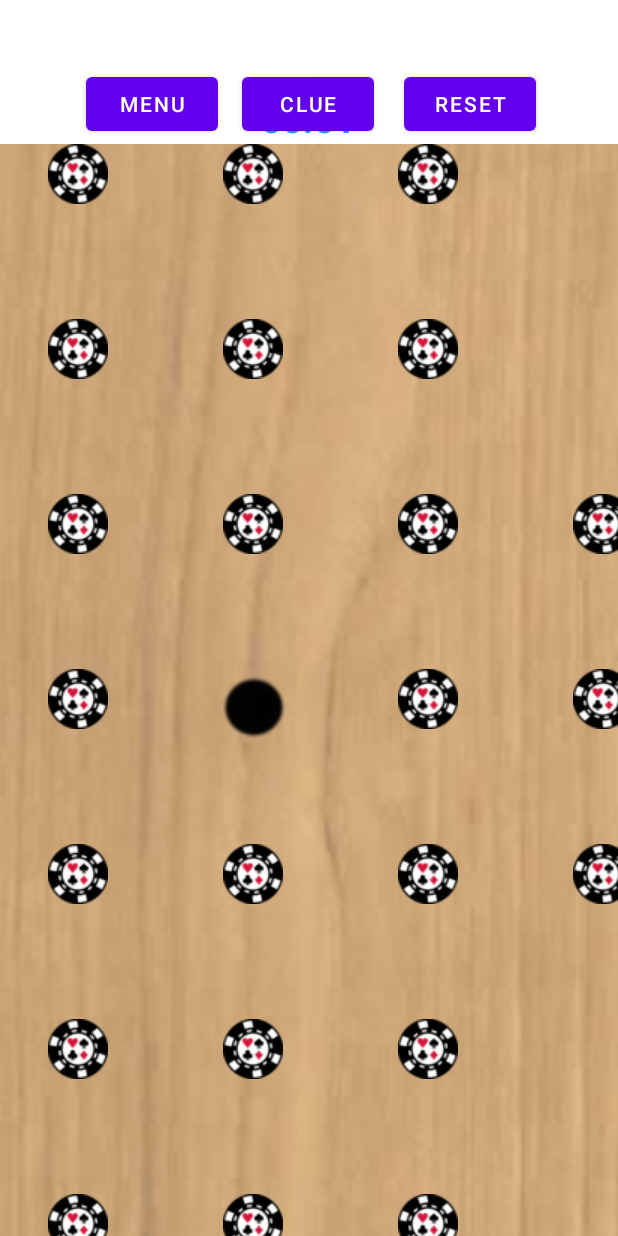
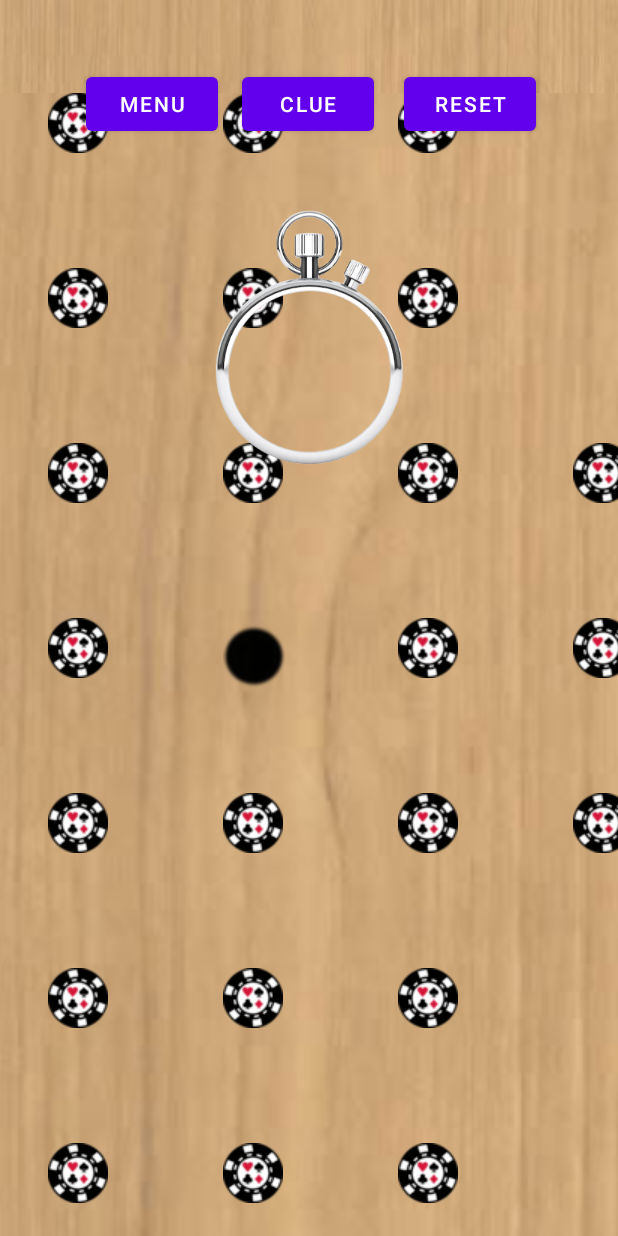
Before and after one commit to NotAnto98/AppappSenku, an Android app: the MainActivity screen opened directly, with no data from a screen before it, on a phone screen of 412 x 824 dp. Run offline under Robolectric (Android 15) with nearby library versions, the phone set to English and light mode, and no system bars.

Commit message:
nuevo fondo para tablero y cronometro

```diff
--- a/app/src/main/res/layout/activity_main.xml
+++ b/app/src/main/res/layout/activity_main.xml
@@ -4,23 +4,25 @@
     xmlns:tools="http://schemas.android.com/tools"
     android:layout_width="match_parent"
     android:layout_height="match_parent"
+    android:background="@drawable/board_bg"
     tools:context=".MainActivity">
+
 
     <Chronometer
         android:id="@+id/simpleChronometer"
         android:layout_width="fill_parent"
         android:layout_height="wrap_content"
 
+        android:layout_marginBottom="68dp"
         android:gravity="center_horizontal"
-        android:textColor="#3095FB"
+        android:textColor="#541BBA"
         android:textSize="25sp"
         android:textStyle="bold|italic"
         app:layout_constraintBottom_toTopOf="@+id/tablero6"
         app:layout_constraintTop_toBottomOf="@+id/button3"
         app:layout_constraintVertical_bias="0.615"
         tools:ignore="MissingConstraints,UnknownId"
-        tools:layout_editor_absoluteX="-1dp" />
-
+        tools:layout_editor_absoluteX="-16dp" />
 
     <Button
         android:id="@+id/clue"
@@ -61,8 +63,8 @@
         android:id="@+id/reset"
         android:layout_width="wrap_content"
         android:layout_height="wrap_content"
+        android:onClick="onClick"
         android:text="Reset"
-        android:onClick="onClick"
         app:layout_constraintBottom_toBottomOf="parent"
         app:layout_constraintEnd_toEndOf="parent"
         app:layout_constraintHorizontal_bias="0.832"
@@ -72,13 +74,25 @@
 
     <com.example.appsenku.Tablero
         android:id="@+id/tablero6"
-        android:background="@drawable/board_bg"
         android:layout_width="1225px"
         android:layout_height="1225px"
         android:layout_marginTop="52dp"
+        android:background="@drawable/board_bg"
         app:layout_constraintBottom_toBottomOf="parent"
         app:layout_constraintEnd_toEndOf="parent"
         app:layout_constraintStart_toStartOf="parent"
-        app:layout_constraintTop_toTopOf="@+id/divider" />
+        app:layout_constraintTop_toTopOf="@+id/divider"
+        app:layout_constraintVertical_bias="0.694" />
+
+    <ImageView
+        android:id="@+id/imageView4"
+        android:layout_width="235dp"
+        android:layout_height="328dp"
+        app:layout_constraintBottom_toBottomOf="parent"
+        app:layout_constraintEnd_toEndOf="parent"
+        app:layout_constraintStart_toStartOf="parent"
+        app:layout_constraintTop_toTopOf="parent"
+        app:layout_constraintVertical_bias="0.131"
+        app:srcCompat="@drawable/cronosin" />
 
 </androidx.constraintlayout.widget.ConstraintLayout>
```
Also changed, not shown: app/src/main/res/drawable/cronosin.png (added).
